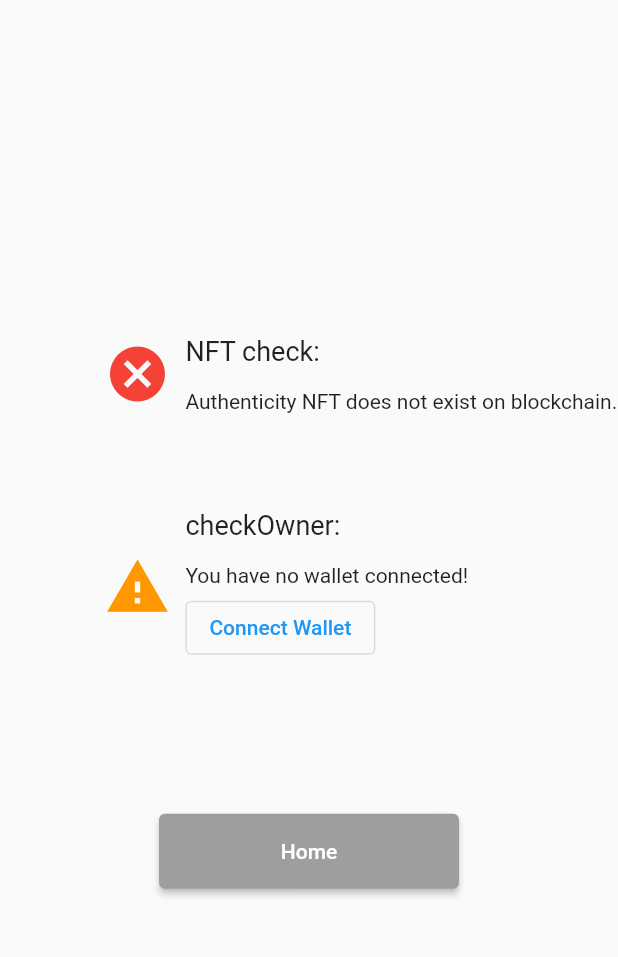
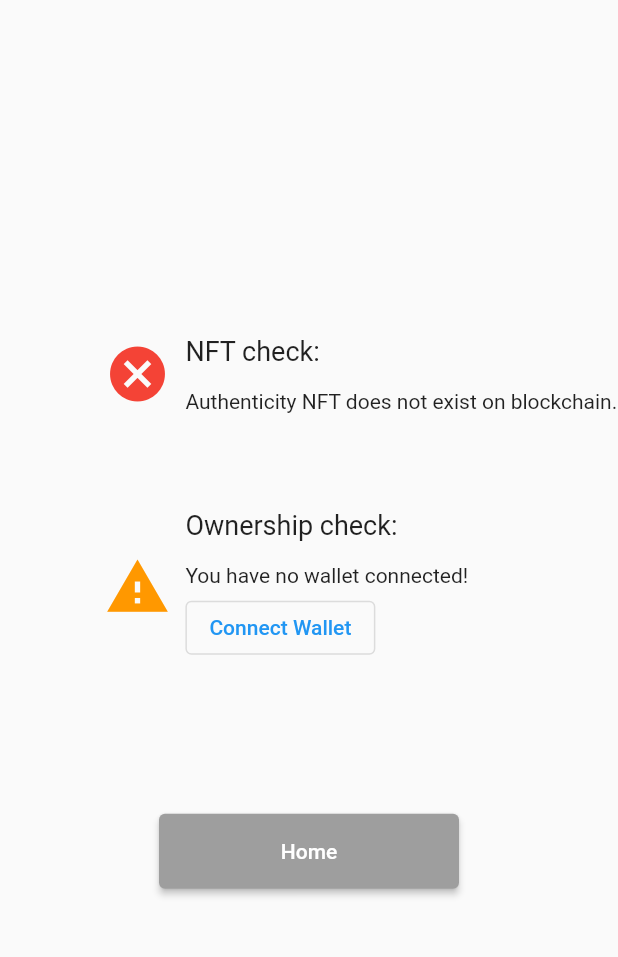
Before and after one commit to OwnerChip/oc-app, a Flutter app: the UserScanResultsScreen screen opened directly with empty values, on a phone screen of 412 x 824 dp, the part 66-1023 px from its top. Run offline on Flutter 3.47's test engine with Material 2 defaults, Android fonts, the phone set to English and light mode, and no system bars; our stand-ins replace cross_file, dio, flutter_dotenv, flutter_riverpod, image_picker; missing offline and left inert: nfc_manager, walletconnect_dart, walletconnect_secure_storage, web3dart; generated files the repository leaves out were written again.

Commit message:
small fixes of buttons & links

```diff
--- a/lib/l10n/app_en.arb
+++ b/lib/l10n/app_en.arb
@@ -1,7 +1,7 @@
 {
     "appTitle": "OwnerChip Demo App",
     "initializeChip": "Initialize Chip",
-    "checkOwner": "checkOwner",
+    "checkOwner": "Ownership check",
     "walletAddress": "wallet Address",
     "getWalletAddress": "Get Wallet Address",
     "youAreOwner": "You are the owner",
--- a/lib/screens/NFTDetailsScreen.dart
+++ b/lib/screens/NFTDetailsScreen.dart
@@ -188,7 +188,7 @@ class _NFTDetailsScreen extends State<NFTDetailsScreen> {
                         child: Text(context.loc.showOnOpenSea),
                       ),
                     ),
-                    const SizedBox(height: 15),
+                    /*const SizedBox(height: 15),
                     SizedBox(
                       width: 200,
                       height: 50,
@@ -200,7 +200,7 @@ class _NFTDetailsScreen extends State<NFTDetailsScreen> {
                             {_addNftToMetamask(navArgs.tokenId.toString())},
                         child: Text(context.loc.showNftInWallet),
                       ),
-                    ),
+                    ),*/
                     const SizedBox(height: 15),
                     SizedBox(
                         width: 200,
```
Also changed, not shown: lib/screens/ChipAlreadyInitializedScreen.dart (+6 -6 lines).
